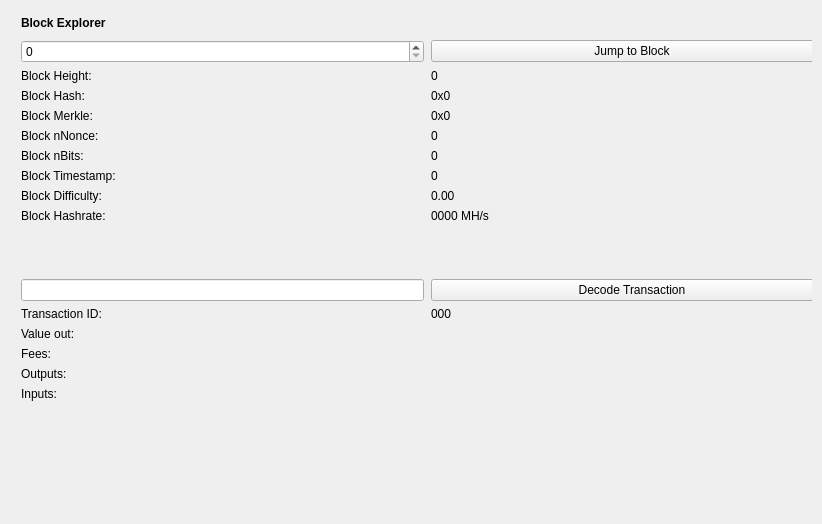
Above: src/qt/forms/blockbrowser.ui from truckit/Truckcoin before the change. Below: the same form after it.
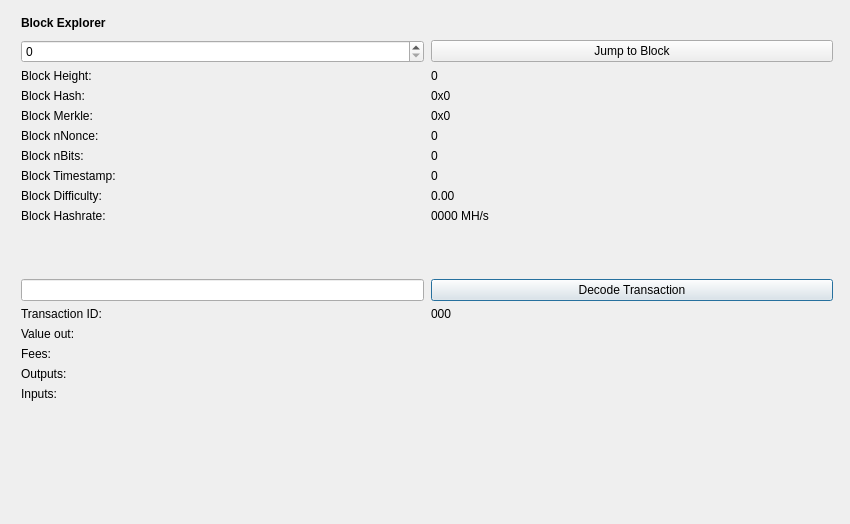
That is the form after the change.

Commit message: Make Block Explorer function as standalone window

What changed in the file:
```diff
--- a/src/qt/forms/blockbrowser.ui
+++ b/src/qt/forms/blockbrowser.ui
@@ -1,7 +1,7 @@
 <?xml version="1.0" encoding="UTF-8"?>
 <ui version="4.0">
  <class>BlockBrowser</class>
- <widget class="QWidget" name="BlockBrowser">
+ <widget class="QDialog" name="BlockBrowser">
   <property name="windowModality">
    <enum>Qt::NonModal</enum>
   </property>
@@ -12,7 +12,7 @@
    <rect>
     <x>0</x>
     <y>0</y>
-    <width>822</width>
+    <width>850</width>
     <height>524</height>
    </rect>
   </property>
```
Left out of the diff: 2 changed lines with no effect on the pictures. The commit also changes 4 other files.
